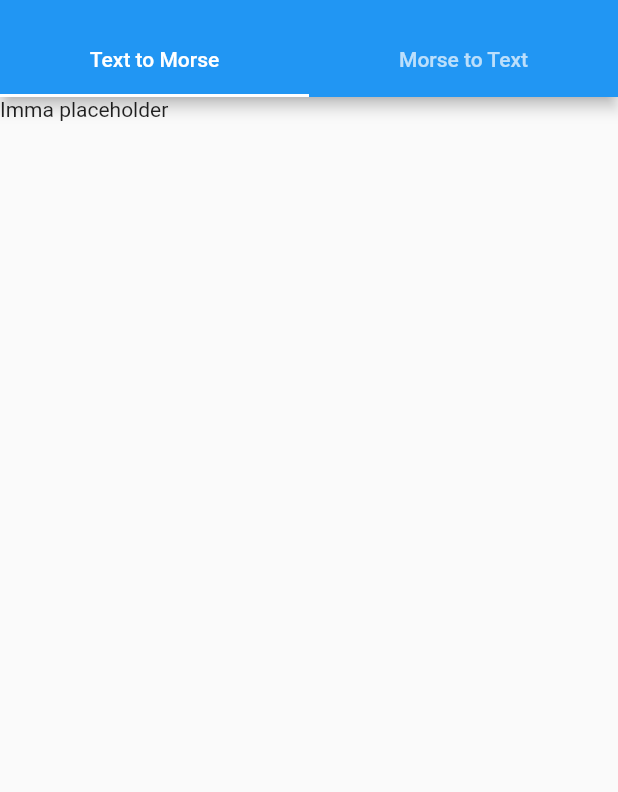
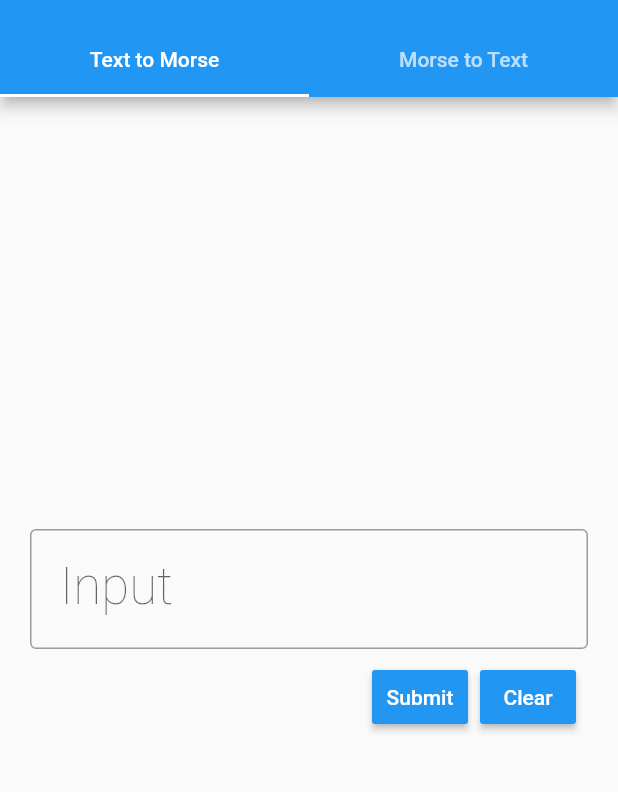
Before and after one commit to Jack-Vaughn/morse_code_translation, a Flutter app: the screen it shows after launch, on a phone screen of 412 x 824 dp, the part 59-851 px from its top. Run offline on Flutter 3.47's test engine with Material 2 defaults, Android fonts, the light colour scheme and no system bars.

Commit message:
Created portions of the Text-to-Morse tab, including a container, text field, button bar, submit button and clear button. Initialized some parameters/details for each widget with general information.

```diff
--- a/lib/TextToMorseTab.dart
+++ b/lib/TextToMorseTab.dart
@@ -14,7 +14,52 @@ class _DeckViewState extends State<TextToMorseTab> {
 
   @override
   Widget build(BuildContext context) {
-    // PLACEHOLDER
-    return Text('Imma placeholder');
+    // Basic material design visual layout structure
+    return Scaffold(
+        // Centers content horizontally and vertically
+        body: Center(
+            child: Container(
+                // Offsets in each of the two horizontal directions
+                margin: new EdgeInsets.symmetric(horizontal: 20.0),
+                child: Center(
+                    // Displays children in a vertical array
+                    child: Column(
+                  // Place the children as close to the middle of the main axis as possible
+                  mainAxisAlignment: MainAxisAlignment.center,
+                  children: <Widget>[
+                    TextField(
+                      decoration: InputDecoration(
+                        border: OutlineInputBorder(),
+                        labelText: 'Input',
+                        contentPadding: const EdgeInsets.all(20.0),
+                      ),
+                      style: new TextStyle(
+                          fontSize: 34.0,
+                          color: const Color(0xFF000000),
+                          fontWeight: FontWeight.w200,
+                          fontFamily: "Roboto"),
+                    ),
+                    ButtonBar(
+                      children: <Widget>[
+                        RaisedButton(
+                          child: Text("Submit"),
+                          onPressed: () => {},
+                          color: Colors.blue,
+                          textColor: Colors.white,
+                          padding: EdgeInsets.all(2.0),
+                          splashColor: Colors.orange,
+                        ),
+                        RaisedButton(
+                          child: Text("Clear"),
+                          onPressed: () => {},
+                          color: Colors.blue,
+                          textColor: Colors.white,
+                          padding: EdgeInsets.all(2.0),
+                          splashColor: Colors.orange,
+                        ),
+                      ],
+                    )
+                  ],
+                )))));
   }
 }
```
